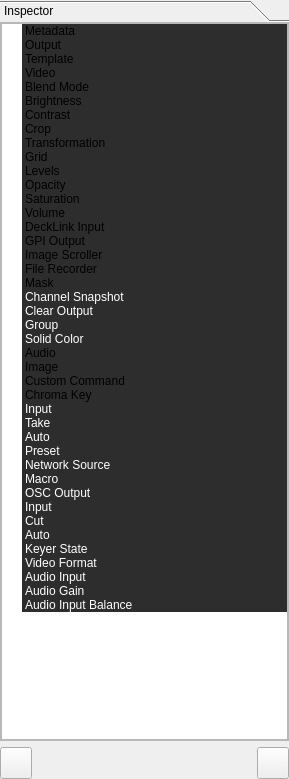
Above: src/Widgets/Inspector/InspectorWidget.ui from CasparCG/client before the change. Below: the same form after it.
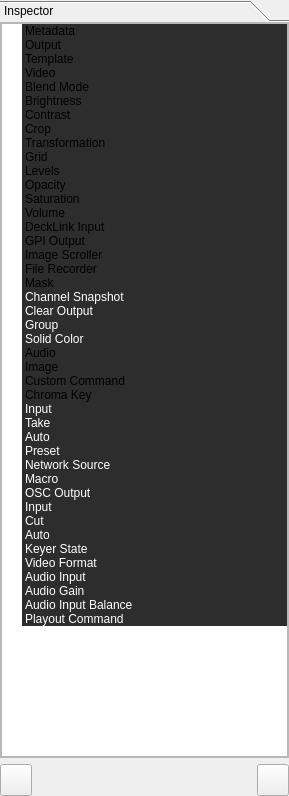
That is the form after the change.

Commit message: NEW: Added a playout command item.

What changed in the file:
```diff
--- a/src/Widgets/Inspector/InspectorWidget.ui
+++ b/src/Widgets/Inspector/InspectorWidget.ui
@@ -7,7 +7,7 @@
     <x>0</x>
     <y>0</y>
     <width>289</width>
-    <height>779</height>
+    <height>796</height>
    </rect>
   </property>
   <property name="sizePolicy">
@@ -49,7 +49,7 @@
         <x>0</x>
         <y>0</y>
         <width>289</width>
-        <height>718</height>
+        <height>735</height>
        </rect>
       </property>
       <property name="sizePolicy">
@@ -85,7 +85,7 @@
             <x>0</x>
             <y>0</y>
             <width>287</width>
-            <height>716</height>
+            <height>733</height>
            </rect>
           </property>
           <layout class="QVBoxLayout" name="verticalLayout_3">
@@ -1086,6 +1086,29 @@
                </brush>
               </property>
              </item>
+             <item>
+              <property name="text">
+               <string>Playout Command</string>
+              </property>
+              <property name="background">
+               <brush brushstyle="SolidPattern">
+                <color alpha="255">
+                 <red>45</red>
+                 <green>45</green>
+                 <blue>45</blue>
+                </color>
+               </brush>
+              </property>
+              <property name="foreground">
+               <brush brushstyle="SolidPattern">
+                <color alpha="255">
+                 <red>255</red>
+                 <green>255</green>
+                 <blue>255</blue>
+                </color>
+               </brush>
+              </property>
+             </item>
             </widget>
            </item>
           </layout>
```
The commit also changes 21 other files.
